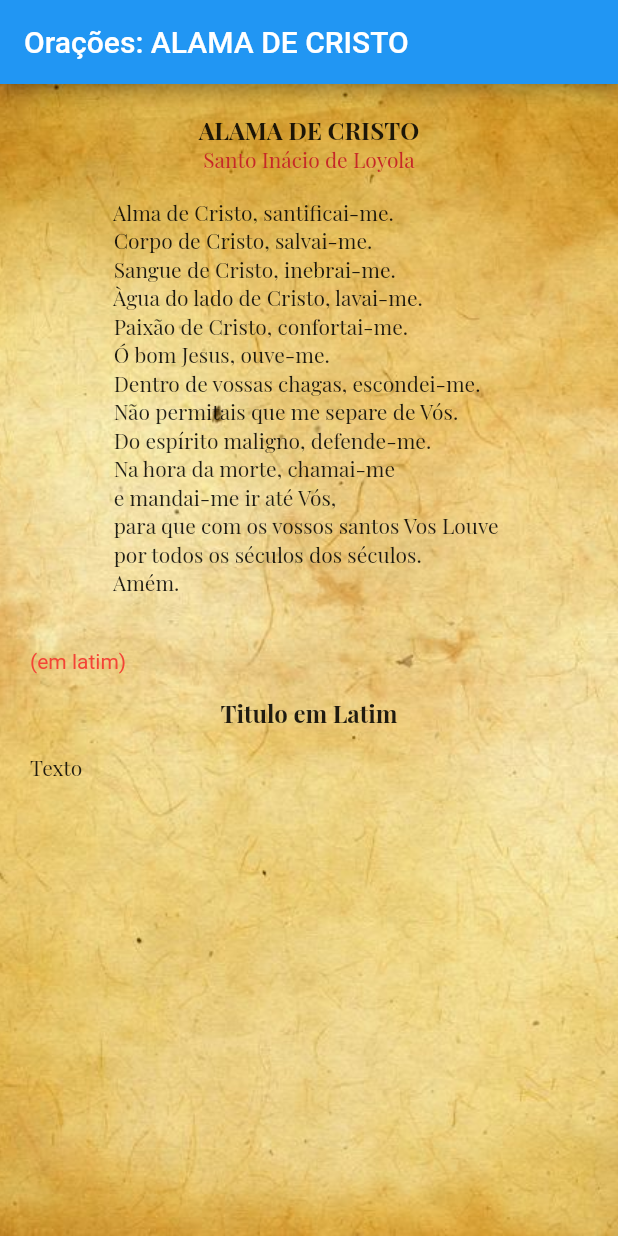
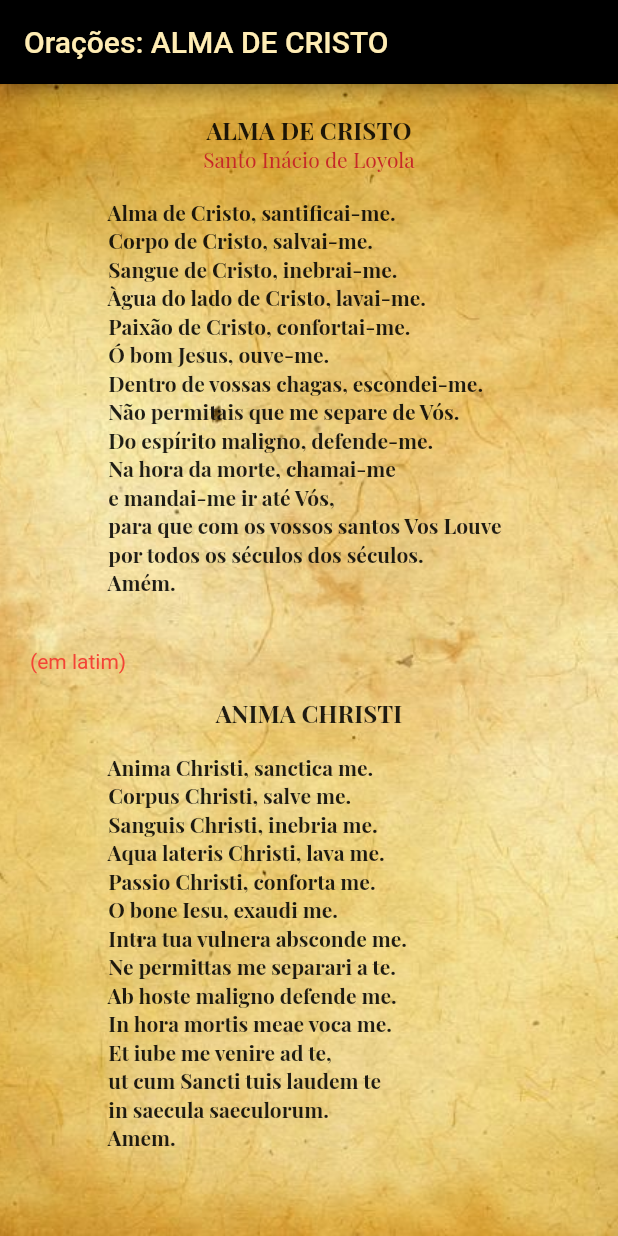
Before and after one commit to Julio-JC/app_projeto_oracoes, a Flutter app: the screen it shows after launch, on a phone screen of 412 x 824 dp. Run offline on Flutter 3.47's test engine with Material 2 defaults, Android fonts, the phone set to English and light mode, and no system bars; project files that could hold a hidden picture were left out.

Commit message:
Add new class e text widget

```diff
--- a/lib/home_page.dart
+++ b/lib/home_page.dart
@@ -9,13 +9,18 @@ class HomePage extends StatefulWidget {
 }
 
 class _HomePageState extends State<HomePage> {
+  String titulo = 'ALMA DE CRISTO';
   TextPage textPage = TextPage();
   @override
   Widget build(BuildContext context) {
     return SafeArea(
       child: Scaffold(
         appBar: AppBar(
-          title: const Text('Orações: ALAMA DE CRISTO'),
+          title: Text(
+            'Orações: $titulo',
+            style: TextStyle(color: Colors.amber[100]),
+          ),
+          backgroundColor: Colors.black,
         ),
         body: Container(
           padding: const EdgeInsets.all(20),
@@ -29,16 +34,13 @@ class _HomePageState extends State<HomePage> {
           child: Column(
             crossAxisAlignment: CrossAxisAlignment.stretch,
             children: [
-              Row(
-                mainAxisAlignment: MainAxisAlignment.center,
-                children: [
-                  Column(
-                    children: [
-                      textPage.tituloDaOracao('ALAMA DE CRISTO'),
-                      textPage.autorDaOracao('Santo Inácio de Loyola'),
-                    ],
-                  ),
-                ],
+              Center(
+                child: Column(
+                  children: [
+                    textPage.tituloDaOracao(titulo),
+                    textPage.autorDaOracao('Santo Inácio de Loyola'),
+                  ],
+                ),
               ),
               const SizedBox(
                 height: 16,
@@ -71,11 +73,26 @@ class _HomePageState extends State<HomePage> {
               const SizedBox(
                 height: 16,
               ),
-              Center(child: textPage.tituloEmLatim('Titulo em Latim')),
+              Center(child: textPage.tituloEmLatim('ANIMA CHRISTI')),
               const SizedBox(
                 height: 16,
               ),
-              textPage.textoEmLatim('Texto'),
+              textPage.textoEmLatim('''
+                Anima Christi, sanctica me.
+                Corpus Christi, salve me.
+                Sanguis Christi, inebria me.
+                Aqua lateris Christi, lava me.
+                Passio Christi, conforta me.
+                O bone Iesu, exaudi me.
+                Intra tua vulnera absconde me.
+                Ne permittas me separari a te.
+                Ab hoste maligno defende me.
+                In hora mortis meae voca me.
+                Et iube me venire ad te,
+                ut cum Sancti tuis laudem te
+                in saecula saeculorum.
+                Amem.
+                '''),
             ],
           ),
         ),
--- a/lib/main.dart
+++ b/lib/main.dart
@@ -11,6 +11,7 @@ class MyApp extends StatelessWidget {
   @override
   Widget build(BuildContext context) {
     return MaterialApp(
+      debugShowCheckedModeBanner: false,
       title: 'Orações',
       theme: ThemeData(
         primarySwatch: Colors.blue,
--- a/lib/text_page.dart
+++ b/lib/text_page.dart
@@ -9,7 +9,7 @@ class TextPage {
       style: const TextStyle(
         fontFamily: 'Playfair_Display',
         fontSize: 16,
-        fontWeight: FontWeight.w800,
+        fontWeight: FontWeight.bold,
       ),
     );
     return textWidget;
@@ -31,8 +31,8 @@ class TextPage {
       texto,
       style: const TextStyle(
         fontFamily: 'Playfair_Display',
+        fontWeight: FontWeight.w600,
       ),
-      maxLines: null,
     );
     return textWidget;
   }
@@ -54,6 +54,7 @@ class TextPage {
       texto,
       style: const TextStyle(
         fontFamily: 'Playfair_Display',
+        fontWeight: FontWeight.w600,
       ),
     );
     return textWidget;
```
